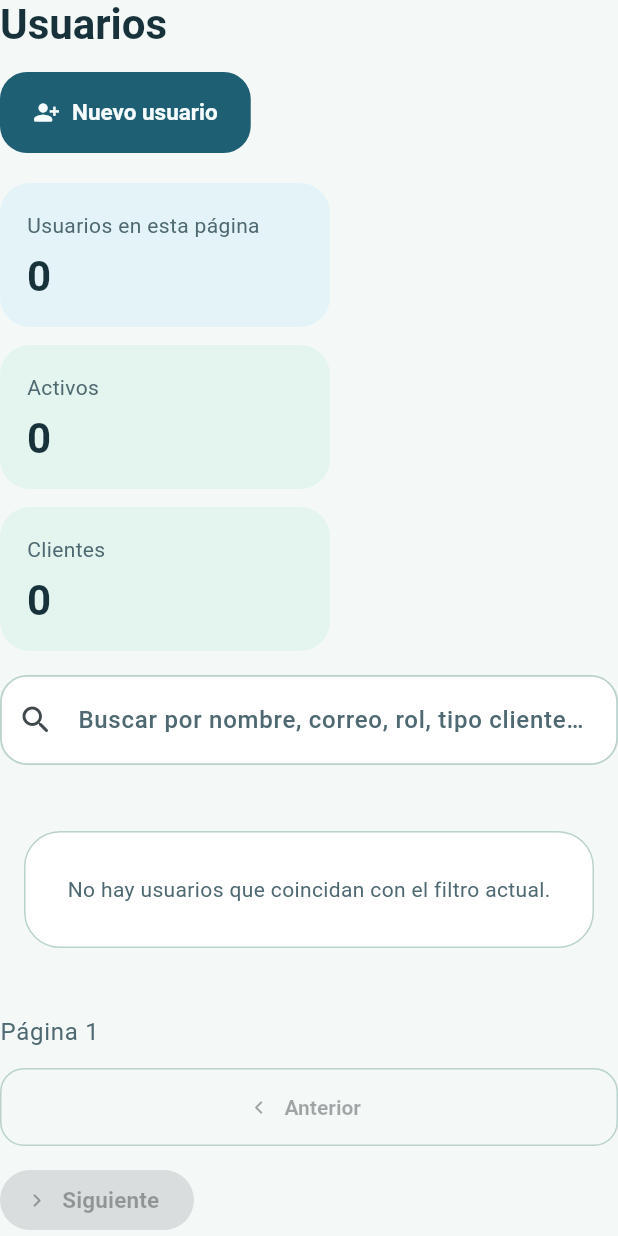
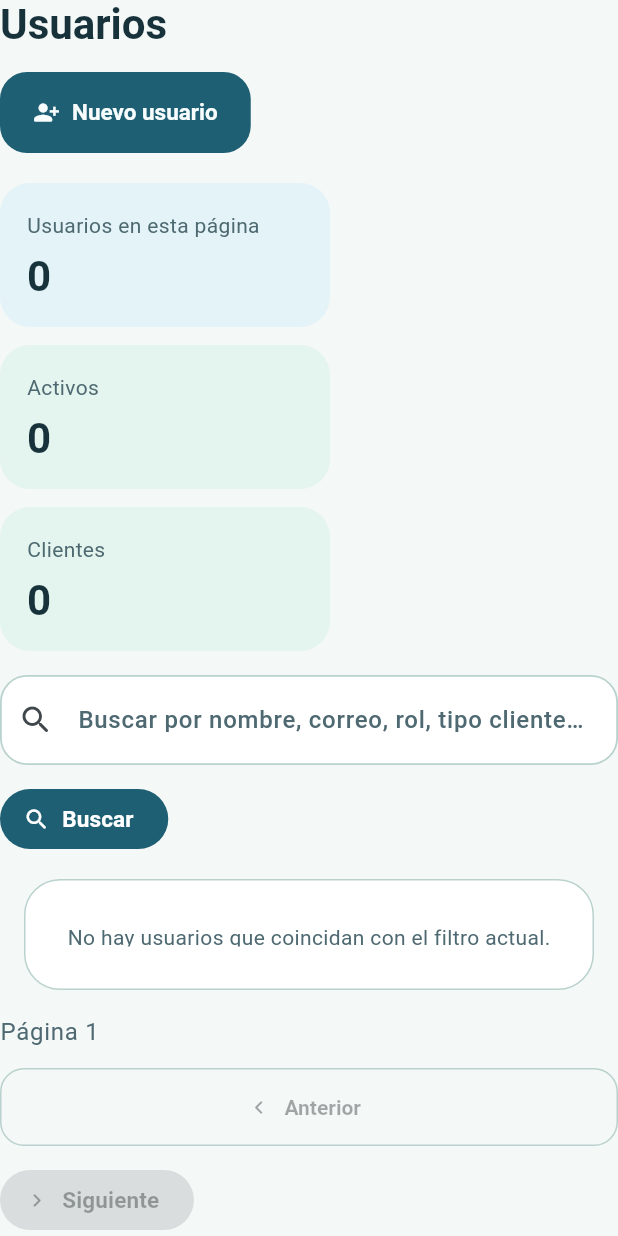
Before and after one commit to JairoAndresOrostegui/acueducto_viota_newzenda, a Flutter app: the UsersAdminPage widget shown alone on an empty page, opened directly with empty values, on a phone screen of 412 x 824 dp. Run offline on Flutter 3.47's test engine with Material 3 defaults, Android fonts, the light colour scheme and no system bars; our stand-ins replace cloud_firestore, cloud_functions, firebase_auth, firebase_core, pdf, printing and 1 more; missing offline and left inert: dart:html; accounts and stored records are empty.

Commit message:
Make user search explicit to avoid per-keystroke reads

```diff
--- a/lib/features/users/presentation/pages/users_admin_page.dart
+++ b/lib/features/users/presentation/pages/users_admin_page.dart
@@ -54,6 +54,7 @@ class _UsersAdminPageState extends State<UsersAdminPage> {
   final List<_PageCursor> _pageCursors = [const _PageCursor()];
 
   String _search = '';
+  String _draftSearch = '';
   bool _isSaving = false;
   bool _isLoadingUsers = true;
   bool _isSearching = false;
@@ -116,7 +117,8 @@ class _UsersAdminPageState extends State<UsersAdminPage> {
                 const SizedBox(height: 16),
                 TextField(
                   controller: _searchController,
-                  onChanged: _onSearchChanged,
+                  onChanged: (value) => _draftSearch = value.trim(),
+                  onSubmitted: (_) => _applySearch(),
                   decoration: InputDecoration(
                     labelText:
                         'Buscar por nombre, correo, rol, tipo cliente, documento o estado',
@@ -130,6 +132,31 @@ class _UsersAdminPageState extends State<UsersAdminPage> {
                           ),
                   ),
                 ),
+                const SizedBox(height: 12),
+                Wrap(
+                  spacing: 12,
+                  runSpacing: 12,
+                  children: [
+                    FilledButton.icon(
+                      onPressed: _applySearch,
+                      icon: const Icon(Icons.search_rounded),
+                      label: const Text('Buscar'),
+                    ),
+                    if (_search.isNotEmpty || _draftSearch.isNotEmpty)
+                      OutlinedButton.icon(
+                        onPressed: _clearSearch,
+                        icon: const Icon(Icons.close_rounded),
+                        label: const Text('Limpiar'),
+                      ),
+                  ],
+                ),
+                if (_search.isNotEmpty) ...[
+                  const SizedBox(height: 8),
+                  Text(
+                    'Búsqueda aplicada: "$_search"',
+                    style: Theme.of(context).textTheme.bodyMedium,
+                  ),
+                ],
                 const SizedBox(height: 16),
                 Expanded(
                   child: _users.isEmpty
@@ -236,8 +263,9 @@ class _UsersAdminPageState extends State<UsersAdminPage> {
     }
   }
 
-  void _onSearchChanged(String value) {
-    final normalized = value.trim();
+  void _applySearch() {
+    final normalized = _searchController.text.trim();
+    _draftSearch = normalized;
     if (normalized == _search) {
       return;
     }
@@ -247,7 +275,10 @@ class _UsersAdminPageState extends State<UsersAdminPage> {
 
   void _clearSearch() {
     _searchController.clear();
-    setState(() => _search = '');
+    setState(() {
+      _search = '';
+      _draftSearch = '';
+    });
     _loadUsers(pageIndex: 0);
   }
 
```
